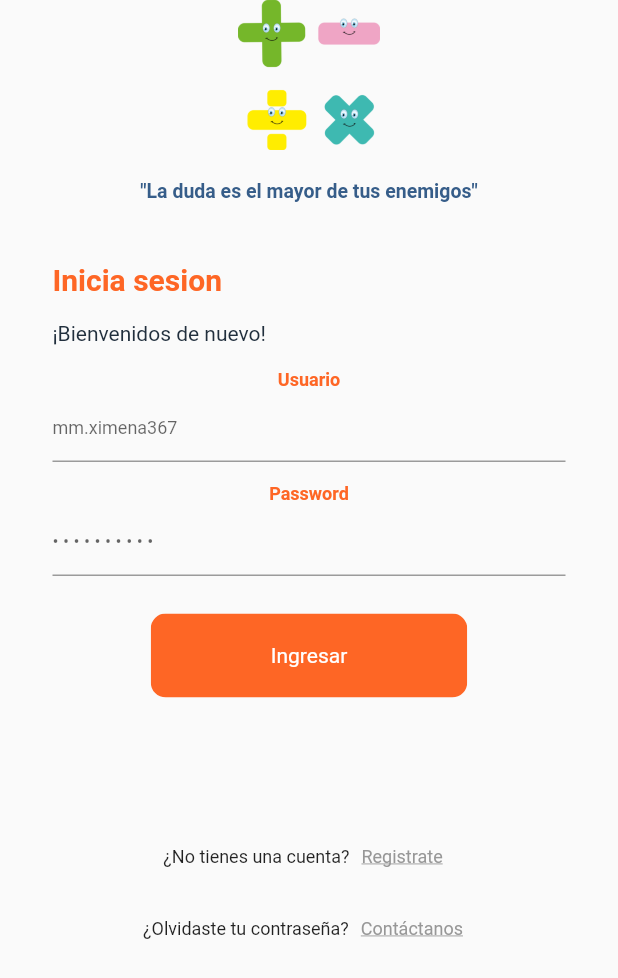
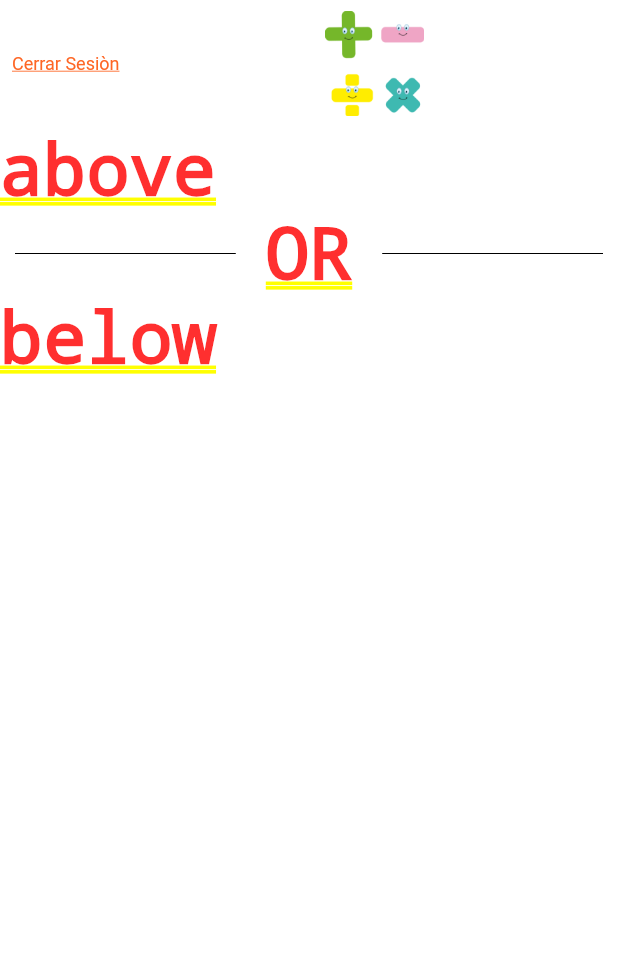
Before and after one commit to JosueNSoto/matematicas_para_primaria, a Flutter app: the screen it shows after launch, after a tap on "Ingresar", on a phone screen of 412 x 824 dp. Shown: the top 978 px of the screen. Run offline on Flutter 3.47's test engine with Material 2 defaults, Android fonts, the phone set to English and light mode, and no system bars.

Commit message:
Nueva pantalla "MainMenu" y creacion de "Ingreso"

```diff
--- a/lib/logIn.dart
+++ b/lib/logIn.dart
@@ -1,5 +1,5 @@
+import 'package:elgood_de_mate/mainMenu.dart';
 import 'package:flutter/material.dart';
-import 'logo.dart';
 
 class logIn extends StatefulWidget {
   @override
@@ -26,10 +26,11 @@ class _logInState extends State<logIn> {
     //Widget para la imagen
     final llamadaLogo = Row(
       children: <Widget>[
+        SizedBox(height: 175),
         Expanded(
           child: Image(
             image: AssetImage("assets/img/signos1.png"),
-            height: 100,
+            height: 150,
           ),
         ),
       ],
@@ -152,7 +153,10 @@ class _logInState extends State<logIn> {
                       primary: Colors.white,
                       textStyle: const TextStyle(fontSize: 20),
                     ),
-                    onPressed: () {},
+                    onPressed: () {
+                      Navigator.push(context,
+                          MaterialPageRoute(builder: (context) => mainMenu()));
+                    },
                     child: const Text(
                       'Ingresar',
                       style: TextStyle(fontSize: 14.0),
@@ -167,7 +171,7 @@ class _logInState extends State<logIn> {
     //Widget de ayuda al usuario
     final textAyuda2 = Column(
       children: <Widget>[
-        SizedBox(height: 75),
+        SizedBox(height: 55),
         Row(
           mainAxisAlignment: MainAxisAlignment.center,
           children: <Widget>[
--- a/lib/main.dart
+++ b/lib/main.dart
@@ -10,7 +10,6 @@ class MyApp extends StatelessWidget {
 
   Widget build(BuildContext context) {
     return MaterialApp(
-      title: 'Matematicas',
       theme: ThemeData(),
       home: Scaffold(
         body: logIn(),
--- a/lib/mainMenu.dart
+++ b/lib/mainMenu.dart
@@ -0,0 +1,72 @@
+import 'package:flutter/material.dart';
+
+class mainMenu extends StatelessWidget {
+  @override
+  Widget build(BuildContext context) {
+    //Hacer uso de la imagen
+    final traerLogoMainMenu = Container(
+      child: Row(
+        children: <Widget>[
+          TextButton(
+            style: TextButton.styleFrom(
+              textStyle: const TextStyle(fontSize: 12),
+            ),
+            onPressed: () {
+              Navigator.of(context).pop();
+            },
+            child: const Text(
+              "Cerrar Sesiòn",
+              style: TextStyle(
+                color: Color.fromRGBO(254, 102, 37, 1),
+                decoration: TextDecoration.underline,
+              ),
+            ),
+          ),
+          SizedBox(height: 85),
+          Expanded(
+            child: Image(
+              image: AssetImage("assets/img/signos1.png"),
+              height: 70,
+            ),
+          ),
+        ],
+      ),
+    );
+
+    //Widget con lìnea para dividir el texto
+    final lineaTop = Column(children: <Widget>[
+      Row(
+        children: <Widget>[Text("above")],
+      ),
+      Row(children: <Widget>[
+        Expanded(
+          child: new Container(
+              margin: const EdgeInsets.only(left: 10.0, right: 20.0),
+              child: Divider(
+                color: Colors.black,
+                height: 36,
+              )),
+        ),
+        Text("OR"),
+        Expanded(
+          child: new Container(
+              margin: const EdgeInsets.only(left: 20.0, right: 10.0),
+              child: Divider(
+                color: Colors.black,
+                height: 36,
+              )),
+        ),
+      ]),
+      Row(
+        children: <Widget>[Text("below ")],
+      ),
+    ]);
+
+    //Widget para enviar todo
+    final contenidoMainMenu = Column(
+      children: <Widget>[traerLogoMainMenu, lineaTop],
+    );
+
+    return contenidoMainMenu;
+  }
+}
--- /dev/null
+++ b/lib/signUp.dart
@@ -0,0 +1,8 @@
+import 'package:flutter/material.dart';
+
+class _signUp extends StatelessWidget {
+  @override
+  Widget build(BuildContext context) {
+    return Scaffold();
+  }
+}
```
Also changed, not shown: lib/comprobadorProgreso.dart (added), lib/goAndNoGo.dart (deleted).
